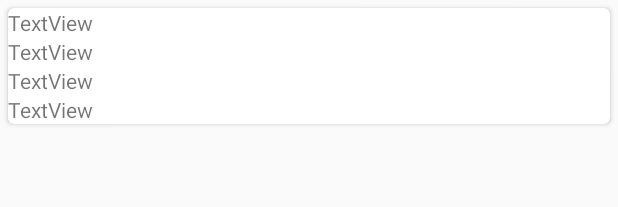
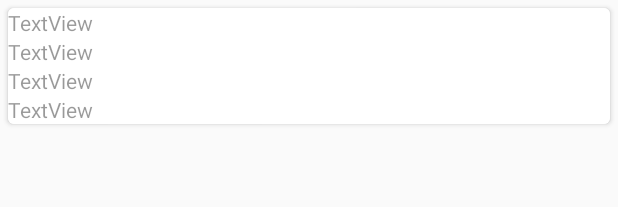
Before and after one commit to Twizere/XMPPSmackTutorial, an Android app: the layout transaction_card.xml on its own in the app's theme, with its tools: preview values and no code run, on a phone screen of 412 x 824 dp. Shown: the top 207 px of the screen. Run offline under Robolectric (Android 15) with nearby library versions, the phone set to English and light mode, and no system bars.

```diff
--- a/app/src/main/java/thirdrdhand/smacktutorial/activities/MainActivity.java
+++ b/app/src/main/java/thirdrdhand/smacktutorial/activities/MainActivity.java
@@ -32,6 +32,7 @@ public class MainActivity extends Activity {
 
     private static final int PERIMISSION_TAG = 12345;
     private static final String TAG = "MAIN_ACTIVITY";
+    public static Activity instance;
     TextView tvLog;
     Button btDetails;
     private BroadcastReceiver mBroadCastReceiver;
@@ -42,7 +43,7 @@ public class MainActivity extends Activity {
         super.onCreate(savedInstanceState);
         setContentView(R.layout.activity_main);
         initView();
-
+        instance = this;
 
         //Double check you are logged in
         if (!CREDENTIALS.Auth.isLoggedIn()) {
--- a/app/src/main/res/layout/activity_transactions.xml
+++ b/app/src/main/res/layout/activity_transactions.xml
@@ -1,12 +1,13 @@
 <?xml version="1.0" encoding="utf-8"?>
-<android.support.constraint.ConstraintLayout xmlns:android="http://schemas.android.com/apk/res/android"
+<RelativeLayout xmlns:android="http://schemas.android.com/apk/res/android"
     xmlns:tools="http://schemas.android.com/tools"
     android:layout_width="match_parent"
     android:layout_height="match_parent"
+    android:background="@drawable/splash_bg_gradient"
     tools:context="thirdrdhand.smacktutorial.activities.transactions.TransactionsActivity">
 
     <android.support.v7.widget.RecyclerView
         android:id="@+id/transactionList"
         android:layout_width="match_parent"
         android:layout_height="match_parent" />
-</android.support.constraint.ConstraintLayout>
+</RelativeLayout>
--- a/app/src/main/res/layout/transaction_card.xml
+++ b/app/src/main/res/layout/transaction_card.xml
@@ -10,6 +10,7 @@
     <LinearLayout
         android:layout_width="match_parent"
         android:layout_height="wrap_content"
+        android:background="@color/cardview_light_background"
         android:orientation="vertical">
 
 
@@ -17,24 +18,28 @@
             android:id="@+id/tvTransTitle"
             android:layout_width="match_parent"
             android:layout_height="wrap_content"
-            android:text="TextView" />
+            android:text="TextView"
+            android:textColor="@color/black_overlay" />
 
         <TextView
             android:id="@+id/tvTransType"
             android:layout_width="match_parent"
             android:layout_height="wrap_content"
-            android:text="TextView" />
+            android:text="TextView"
+            android:textColor="@color/black_overlay" />
 
         <TextView
             android:id="@+id/tvTransTo"
             android:layout_width="match_parent"
             android:layout_height="wrap_content"
-            android:text="TextView" />
+            android:text="TextView"
+            android:textColor="@color/black_overlay" />
 
         <TextView
             android:id="@+id/tvTransStatus"
             android:layout_width="match_parent"
             android:layout_height="wrap_content"
-            android:text="TextView" />
+            android:text="TextView"
+            android:textColor="@color/black_overlay" />
     </LinearLayout>
 </android.support.v7.widget.CardView>
```
Also changed, not shown: app/src/main/java/thirdrdhand/smacktutorial/xmpp/XmppService.java (+22 -0 lines), app/src/main/java/thirdrdhand/smacktutorial/xmpp/listeners/MessageListener.java (+8 -7 lines).
